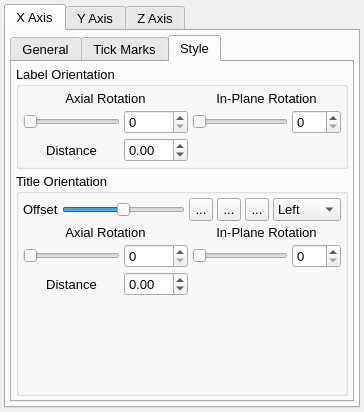
trisyoungs/uchroma, file src/gui/axes.ui: the form before one commit.
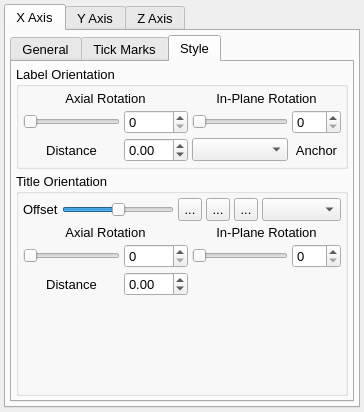
The form after the commit. The open tabs and pages were chosen to show the change. Icons and pictures are not drawn. Custom widgets are drawn as their Qt base class.

What changed in the file:
```diff
--- a/src/gui/axes.ui
+++ b/src/gui/axes.ui
@@ -927,6 +927,23 @@
                   </property>
                  </widget>
                 </item>
+                <item row="3" column="3">
+                 <widget class="QComboBox" name="AxisXLabelAnchorCombo">
+                  <property name="toolTip">
+                   <string>Text anchor position for axis title</string>
+                  </property>
+                 </widget>
+                </item>
+                <item row="3" column="4">
+                 <widget class="QLabel" name="LabelD_24">
+                  <property name="text">
+                   <string>Anchor</string>
+                  </property>
+                  <property name="alignment">
+                   <set>Qt::AlignCenter</set>
+                  </property>
+                 </widget>
+                </item>
                </layout>
               </item>
              </layout>
@@ -1067,21 +1084,6 @@
                   <property name="toolTip">
                    <string>Text anchor position for axis title</string>
                   </property>
-                  <item>
-                   <property name="text">
-                    <string>Left</string>
-                   </property>
-                  </item>
-                  <item>
-                   <property name="text">
-                    <string>Centre</string>
-                   </property>
-                  </item>
-                  <item>
-                   <property name="text">
-                    <string>Right</string>
-                   </property>
-                  </item>
                  </widget>
                 </item>
                </layout>
```
Left out of the diff: 87 changed lines with no effect on the pictures.
